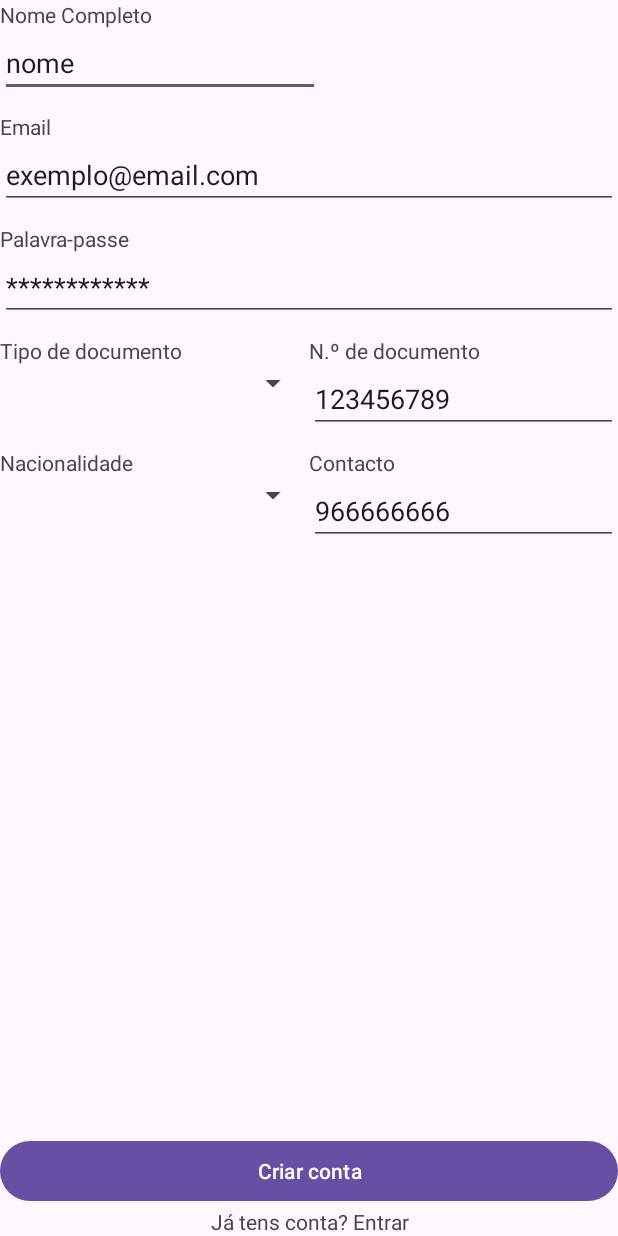
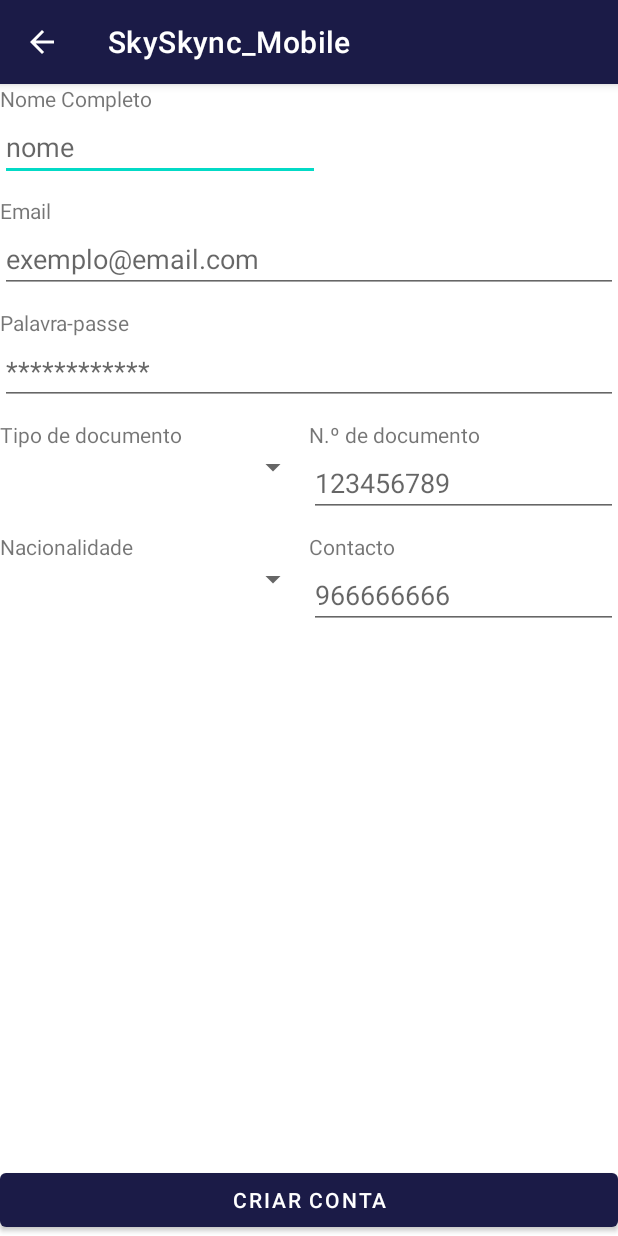
Before and after one commit to andren3x/SkySync_Mobile, an Android app: the RegistoActivity screen opened directly, with no data from a screen before it, on a phone screen of 412 x 824 dp. Run offline under Robolectric (Android 15) with nearby library versions, the phone set to English and light mode, and no system bars.

Commit message:
adicao onclick registar conta e criar conta, alteracao layout registar, implementacao do botao retroceder em registar/androidmanifest

```diff
--- a/app/src/main/AndroidManifest.xml
+++ b/app/src/main/AndroidManifest.xml
@@ -21,10 +21,14 @@
                 <category android:name="android.intent.category.LAUNCHER" />
             </intent-filter>
         </activity>
+        <!-- android:parentActivityName=".LoginActivity"   -> para onde volta
+            android:theme="@style/Theme.SkySkync_Mobile.WithActionBar"/> -> para colocar o botao retroceder definido nos themes -->
         <activity
             android:name=".RegistoActivity"
             android:exported="false"
-            android:windowSoftInputMode="adjustResize" />
+            android:windowSoftInputMode="adjustResize"
+            android:parentActivityName=".LoginActivity"
+            android:theme="@style/Theme.SkySkync_Mobile.WithActionBar"/>
         <activity
             android:name=".DetalheVooActivity"
             android:exported="false"
--- a/app/src/main/java/com/example/skyskync_mobile/RegistoActivity.java
+++ b/app/src/main/java/com/example/skyskync_mobile/RegistoActivity.java
@@ -1,6 +1,7 @@
 package com.example.skyskync_mobile;
 
 import android.os.Bundle;
+import android.view.View;
 
 import androidx.activity.EdgeToEdge;
 import androidx.appcompat.app.AppCompatActivity;
@@ -21,4 +22,8 @@ public class RegistoActivity extends AppCompatActivity {
             return insets;
         });
     }
+
+    public void onClickCriarConta(View view) {
+
+    }
 }
--- a/app/src/main/res/layout/activity_login.xml
+++ b/app/src/main/res/layout/activity_login.xml
@@ -104,7 +104,10 @@
         android:layout_height="wrap_content"
         android:text="@string/tv_link"
         android:textStyle="bold"
-        android:layout_marginStart="5dp"/>
+        android:layout_marginStart="5dp"
+        android:clickable="true"
+        android:focusable="true"
+        android:onClick="onClickRegistar" />
 
     </LinearLayout>
 
--- a/app/src/main/res/layout/activity_registo.xml
+++ b/app/src/main/res/layout/activity_registo.xml
@@ -20,7 +20,7 @@
         android:layout_height="wrap_content"
         android:ems="10"
         android:inputType="text"
-        android:text="nome"
+        android:hint="nome"
         />
 
     <TextView
@@ -35,7 +35,7 @@
         android:layout_height="wrap_content"
         android:ems="10"
         android:inputType="text"
-        android:text="exemplo@email.com" />
+        android:hint="exemplo@email.com" />
 
     <TextView
         android:layout_width="match_parent"
@@ -49,7 +49,7 @@
         android:layout_height="wrap_content"
         android:ems="10"
         android:inputType="text"
-        android:text="************" />
+        android:hint="************" />
 
     <LinearLayout
         android:layout_width="match_parent"
@@ -92,7 +92,7 @@
                     android:layout_height="wrap_content"
                     android:ems="10"
                     android:inputType="text"
-                    android:text="123456789" />
+                    android:hint="123456789" />
         </LinearLayout>
 
     </LinearLayout>
@@ -138,7 +138,7 @@
                 android:layout_height="wrap_content"
                 android:ems="10"
                 android:inputType="text"
-                android:text="966666666" />
+                android:hint="966666666" />
         </LinearLayout>
 
     </LinearLayout>
@@ -152,12 +152,7 @@
         android:id="@+id/btnCriarConta"
         android:layout_width="match_parent"
         android:layout_height="wrap_content"
-        android:text="Criar conta" />
-
-    <TextView
-        android:layout_width="match_parent"
-        android:layout_height="wrap_content"
-        android:text="Já tens conta? Entrar"
-        android:textAlignment="center"/>
+        android:text="Criar conta"
+        android:onClick="onClickCriarConta"/>
 
 </LinearLayout>
--- a/app/src/main/res/values/themes.xml
+++ b/app/src/main/res/values/themes.xml
@@ -7,7 +7,11 @@
 
     <style name="Theme.SkySkync_Mobile" parent="Base.Theme.SkySkync_Mobile" />
 
-
+    <!-- tema da seta de voltar para trás, implementado no androidManifest -->
+    <style name="Theme.SkySkync_Mobile.WithActionBar"
+        parent="Theme.MaterialComponents.DayNight.DarkActionBar">
+        <item name="colorPrimary">@color/blue</item>
+    </style>
 
     <!-- Cartão (voo, bilhete, caixas do detalhe) -->
     <style name="Cartao">
```
Also changed, not shown: app/src/main/java/com/example/skyskync_mobile/LoginActivity.java (+7 -0 lines).
